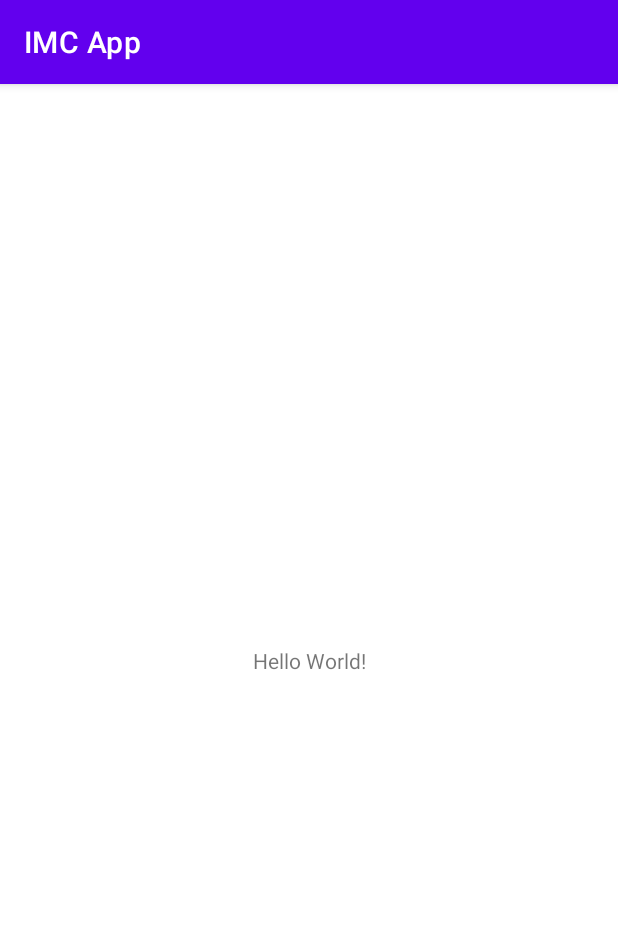
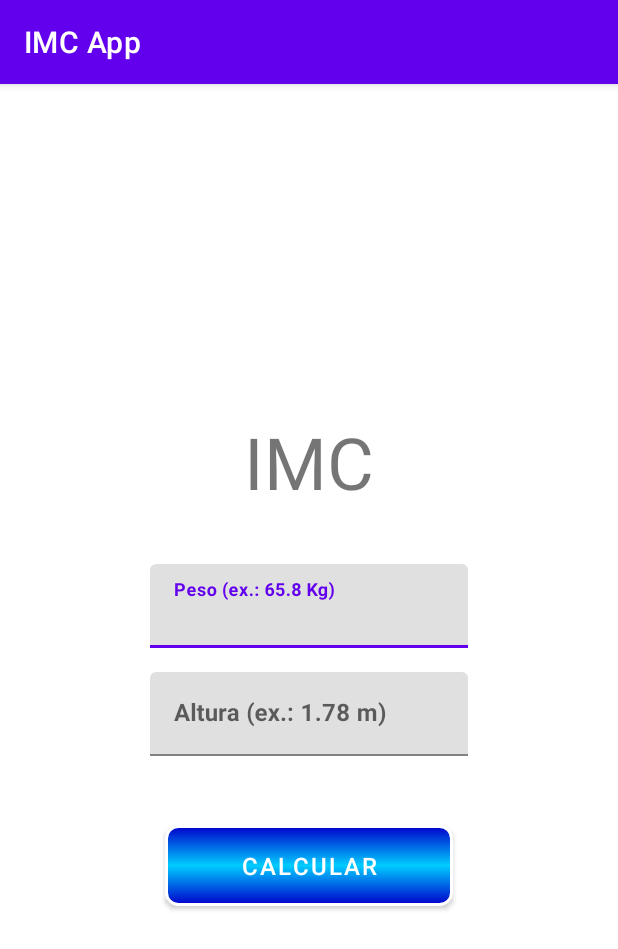
Before and after one commit to MarceloCLopes/IMC_App, an Android app: the screen it shows after launch (MainActivity), on a phone screen of 412 x 824 dp. Shown: the top 949 px of the screen. Run offline under Robolectric (Android 15) with nearby library versions, the phone set to English and light mode, and no system bars.

Commit message:
update file activity_main components

```diff
--- a/app/src/main/res/layout/activity_main.xml
+++ b/app/src/main/res/layout/activity_main.xml
@@ -1,18 +1,63 @@
 <?xml version="1.0" encoding="utf-8"?>
-<androidx.constraintlayout.widget.ConstraintLayout xmlns:android="http://schemas.android.com/apk/res/android"
+<LinearLayout
+    xmlns:android="http://schemas.android.com/apk/res/android"
     xmlns:app="http://schemas.android.com/apk/res-auto"
     xmlns:tools="http://schemas.android.com/tools"
     android:layout_width="match_parent"
     android:layout_height="match_parent"
+    android:gravity="center"
+    android:orientation="vertical"
     tools:context=".MainActivity">
 
     <TextView
+        android:id="@+id/textTitle"
         android:layout_width="wrap_content"
         android:layout_height="wrap_content"
-        android:text="Hello World!"
-        app:layout_constraintBottom_toBottomOf="parent"
-        app:layout_constraintLeft_toLeftOf="parent"
-        app:layout_constraintRight_toRightOf="parent"
-        app:layout_constraintTop_toTopOf="parent" />
+        android:text="IMC"
+        android:textSize="48sp" />
 
-</androidx.constraintlayout.widget.ConstraintLayout>
+    <com.google.android.material.textfield.TextInputLayout
+        android:layout_width="match_parent"
+        android:layout_height="wrap_content"
+        android:layout_marginHorizontal="100dp"
+        android:layout_marginTop="36dp"
+        android:textAlignment="center">
+
+        <com.google.android.material.textfield.TextInputEditText
+            android:id="@+id/editPeso"
+            android:layout_width="match_parent"
+            android:layout_height="wrap_content"
+            android:hint="Peso (ex.: 65.8 Kg)"
+            android:inputType="numberDecimal"
+            android:textStyle="bold" />
+    </com.google.android.material.textfield.TextInputLayout>
+
+    <com.google.android.material.textfield.TextInputLayout
+        android:layout_width="match_parent"
+        android:layout_height="wrap_content"
+        android:layout_marginHorizontal="100dp"
+        android:layout_marginTop="16dp"
+        android:textAlignment="center">
+
+        <com.google.android.material.textfield.TextInputEditText
+            android:id="@+id/editAltura"
+            android:layout_width="match_parent"
+            android:layout_height="wrap_content"
+            android:hint="Altura (ex.: 1.78 m)"
+            android:inputType="numberDecimal"
+            android:textStyle="bold" />
+    </com.google.android.material.textfield.TextInputLayout>
+
+    <Button
+        android:id="@+id/btnCalcular"
+        android:layout_width="match_parent"
+        android:layout_height="wrap_content"
+        android:layout_marginTop="46dp"
+        android:layout_marginHorizontal="110dp"
+        android:background="@drawable/button_blue_focas"
+        android:padding="10dp"
+        android:elevation="8dp"
+        android:text="Calcular"
+        android:textSize="16sp"
+        app:backgroundTint="@null" />
+</LinearLayout>
```
